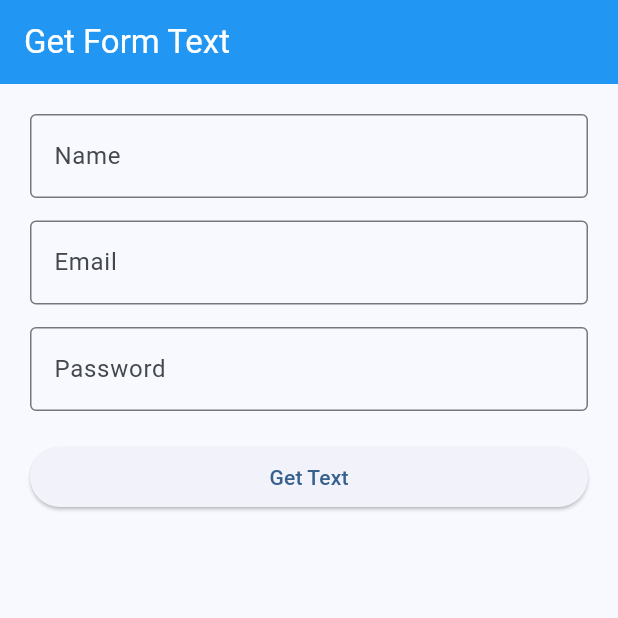
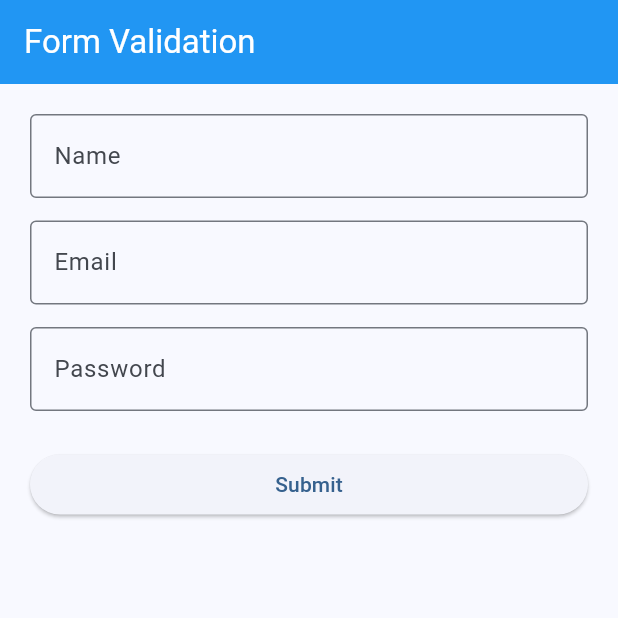
Before and after one commit to nurbalaqalym-gif/t10, a Flutter app: the screen it shows after launch, on a phone screen of 412 x 824 dp, the top half of it. Run offline on Flutter 3.47's test engine with Material 3 defaults, Android fonts, the phone set to English and light mode, and no system bars.

Commit message:
Initial commit

```diff
--- a/lib/main.dart
+++ b/lib/main.dart
@@ -12,7 +12,7 @@ class MyApp extends StatelessWidget {
   Widget build(BuildContext context) {
     return MaterialApp(
       debugShowCheckedModeBanner: false,
-      title: 'Form App',
+      title: 'Validation App',
       theme: ThemeData(
         colorScheme: ColorScheme.fromSeed(seedColor: Colors.blue),
       ),
--- a/lib/register_form.dart
+++ b/lib/register_form.dart
@@ -8,21 +8,21 @@ class RegisterPage extends StatefulWidget {
 }
 
 class _RegisterPageState extends State<RegisterPage> {
+  final _formKey = GlobalKey<FormState>();
+
   final nameController = TextEditingController();
   final emailController = TextEditingController();
   final passwordController = TextEditingController();
 
-  String result = '';
-
-  void getFormData() {
-    setState(() {
-      result =
-          '''
-Name: ${nameController.text}
-Email: ${emailController.text}
-Password: ${passwordController.text}
-''';
-    });
+  void validateForm() {
+    if (_formKey.currentState!.validate()) {
+      ScaffoldMessenger.of(context).showSnackBar(
+        const SnackBar(
+          content: Text('Form is valid!'),
+          backgroundColor: Colors.green,
+        ),
+      );
+    }
   }
 
   @override
@@ -37,57 +37,85 @@ Password: ${passwordController.text}
   Widget build(BuildContext context) {
     return Scaffold(
       appBar: AppBar(
-        title: const Text('Get Form Text'),
+        title: const Text('Form Validation'),
         backgroundColor: Colors.blue,
         foregroundColor: Colors.white,
       ),
       body: Padding(
         padding: const EdgeInsets.all(20),
+        child: Form(
+          key: _formKey,
           child: Column(
             children: [
-            TextField(
+              TextFormField(
                 controller: nameController,
                 decoration: const InputDecoration(
                   labelText: 'Name',
                   border: OutlineInputBorder(),
                 ),
+                validator: (value) {
+                  if (value == null || value.trim().isEmpty) {
+                    return 'Please enter your name';
+                  }
+                  return null;
+                },
               ),
 
               const SizedBox(height: 15),
 
-            TextField(
+              TextFormField(
                 controller: emailController,
+                keyboardType: TextInputType.emailAddress,
                 decoration: const InputDecoration(
                   labelText: 'Email',
                   border: OutlineInputBorder(),
                 ),
+                validator: (value) {
+                  if (value == null || value.trim().isEmpty) {
+                    return 'Please enter your email';
+                  }
+
+                  if (!RegExp(r'^[^@]+@[^@]+\.[^@]+$').hasMatch(value.trim())) {
+                    return 'Enter a valid email';
+                  }
+
+                  return null;
+                },
               ),
 
               const SizedBox(height: 15),
 
-            TextField(
+              TextFormField(
                 controller: passwordController,
                 obscureText: true,
                 decoration: const InputDecoration(
                   labelText: 'Password',
                   border: OutlineInputBorder(),
                 ),
+                validator: (value) {
+                  if (value == null || value.isEmpty) {
+                    return 'Please enter password';
+                  }
+
+                  if (value.length < 6) {
+                    return 'Password must be at least 6 characters';
+                  }
+
+                  return null;
+                },
               ),
 
-            const SizedBox(height: 20),
+              const SizedBox(height: 25),
 
               SizedBox(
                 width: double.infinity,
                 child: ElevatedButton(
-                onPressed: getFormData,
-                child: const Text('Get Text'),
+                  onPressed: validateForm,
+                  child: const Text('Submit'),
                 ),
               ),
-
-            const SizedBox(height: 20),
-
-            Text(result, style: const TextStyle(fontSize: 16)),
             ],
+          ),
         ),
       ),
     );
```
Lines whose indentation alone changed are shown as unchanged.
